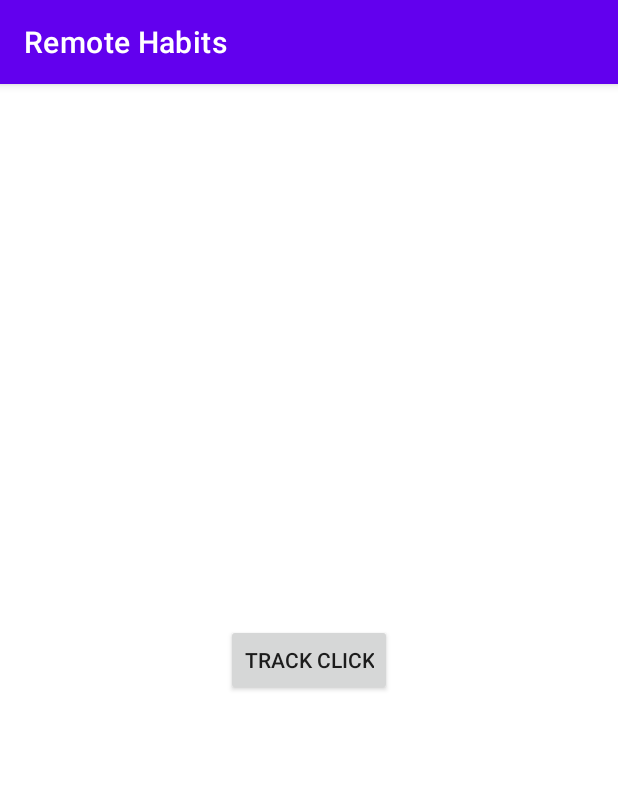
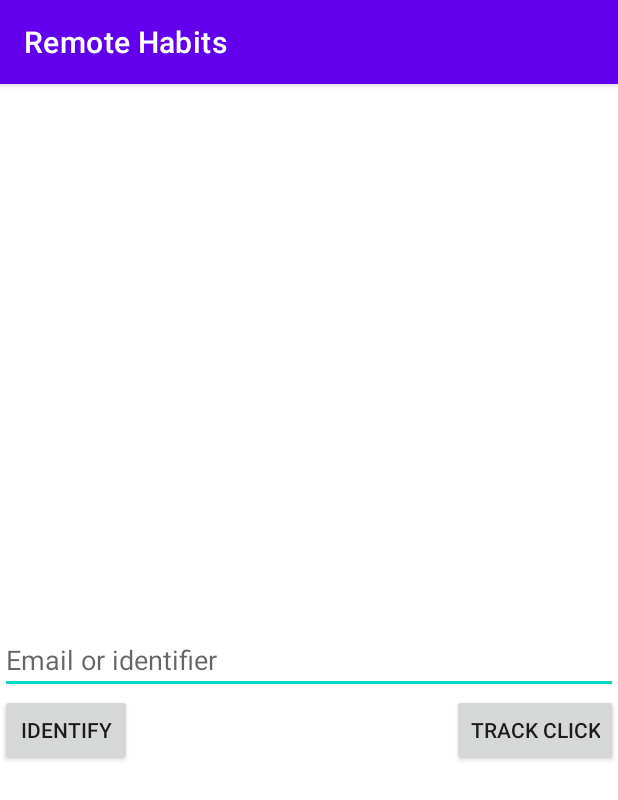
Before and after one commit to customerio/RemoteHabits-Android, an Android app: the screen it shows after launch (MainActivity), on a phone screen of 412 x 824 dp. Shown: the top 800 px of the screen. Run offline under Robolectric (Android 15) with nearby library versions, the phone set to English and light mode, and no system bars; our stand-ins replace Dagger/Hilt's generated code; libraries missing offline, so code that uses them is left out: io.customer.base, io.customer.sdk; 4 statements that could not run were skipped.

Commit message:
chore: app updated with rich push changes (#27)

```diff
--- a/app/build.gradle
+++ b/app/build.gradle
@@ -94,8 +94,8 @@ dependencies {
     implementation 'androidx.constraintlayout:constraintlayout:2.1.1'
 
     // Customer.io SDK
-    implementation 'io.customer.android:tracking:1.0.0-alpha.2'
-    implementation 'io.customer.android:messaging-push-fcm:1.0.0-alpha.2'
+    implementation 'io.customer.android:tracking:1.0.0-alpha.3'
+    implementation 'io.customer.android:messaging-push-fcm:1.0.0-alpha.3'
 
     // Android architecture, lifecycle
     implementation "androidx.lifecycle:lifecycle-viewmodel-ktx:2.3.1"
--- a/app/src/main/java/io/customer/remotehabits/ui/MainApplication.kt
+++ b/app/src/main/java/io/customer/remotehabits/ui/MainApplication.kt
@@ -1,26 +1,38 @@
 package io.customer.remotehabits.ui
 
 import android.app.Application
+import android.net.Uri
+import android.util.Log
 import com.google.firebase.FirebaseApp
 import com.google.firebase.messaging.FirebaseMessaging
 import dagger.hilt.android.HiltAndroidApp
 import io.customer.sdk.CustomerIO
+import io.customer.sdk.data.communication.CustomerIOUrlHandler
 
 @HiltAndroidApp
-class MainApplication : Application() {
+class MainApplication : Application(), CustomerIOUrlHandler {
 
     override fun onCreate() {
         super.onCreate()
 
         // always call this before initializing firebase
-        CustomerIO.Builder(
+        val builder = CustomerIO.Builder(
             siteId = "your-site-id",
             apiKey = "your-api-key",
             appContext = this
-        ).build()
+        )
+        builder.setCustomerIOUrlHandler(this)
+        builder.build()
 
         FirebaseApp.initializeApp(this)
         // manually enable firebase messaging and analytics. We disabled them from starting automatically in the manifest so that way they don't run during tests (even though it's not a huge deal if they do).
         FirebaseMessaging.getInstance().isAutoInitEnabled = true
     }
+
+    override fun handleCustomerIOUrl(uri: Uri): Boolean {
+        Log.v("handleIterableURL", uri.toString())
+
+        // since we dont have a Deep link manager here, returning false
+        return false
+    }
 }
--- a/app/src/main/res/layout/activity_main.xml
+++ b/app/src/main/res/layout/activity_main.xml
@@ -4,16 +4,34 @@
     xmlns:tools="http://schemas.android.com/tools"
     android:layout_width="match_parent"
     android:layout_height="match_parent"
+    android:layout_margin="16dp"
     tools:context=".ui.activity.MainActivity">
+
+    <androidx.appcompat.widget.AppCompatEditText
+        android:id="@+id/identifyEd"
+        android:layout_width="match_parent"
+        android:layout_height="wrap_content"
+        android:hint="@string/email_or_identifier"
+        app:layout_constraintBottom_toBottomOf="parent"
+        app:layout_constraintEnd_toEndOf="parent"
+        app:layout_constraintStart_toStartOf="parent"
+        app:layout_constraintTop_toTopOf="parent" />
+
+    <androidx.appcompat.widget.AppCompatButton
+        android:id="@+id/identifyBtn"
+        android:layout_width="wrap_content"
+        android:layout_height="wrap_content"
+        android:text="@string/identify"
+        app:layout_constraintStart_toStartOf="@id/identifyEd"
+        app:layout_constraintTop_toBottomOf="@+id/identifyEd" />
+
 
     <androidx.appcompat.widget.AppCompatButton
         android:id="@+id/trackBtn"
         android:layout_width="wrap_content"
         android:layout_height="wrap_content"
         android:text="@string/track_click"
-        app:layout_constraintBottom_toBottomOf="parent"
-        app:layout_constraintEnd_toEndOf="parent"
-        app:layout_constraintStart_toStartOf="parent"
-        app:layout_constraintTop_toTopOf="parent" />
+        app:layout_constraintEnd_toEndOf="@id/identifyEd"
+        app:layout_constraintTop_toBottomOf="@+id/identifyEd" />
 
 </androidx.constraintlayout.widget.ConstraintLayout>
--- a/app/src/main/res/values/strings.xml
+++ b/app/src/main/res/values/strings.xml
@@ -5,4 +5,6 @@
     <string name="developer_error_message">Sorry! There was an error. Our team has been notified to take care of it.</string>
     <string name="api_down_message">Looks like the backend system is temporarily down. Try again in a few minutes.</string>
     <string name="track_click">Track Click</string>
+    <string name="identify">Identify</string>
+    <string name="email_or_identifier">Email or identifier</string>
 </resources>
```
Also changed, not shown: app/src/main/AndroidManifest.xml (+21 -6 lines), app/src/main/java/io/customer/remotehabits/ui/activity/DeepLinkActivity.kt (added, +21 -0 lines), app/src/main/java/io/customer/remotehabits/ui/activity/MainActivity.kt (+49 -8 lines), app/src/main/res/layout/activity_deep_link.xml (added, +19 -0 lines).
